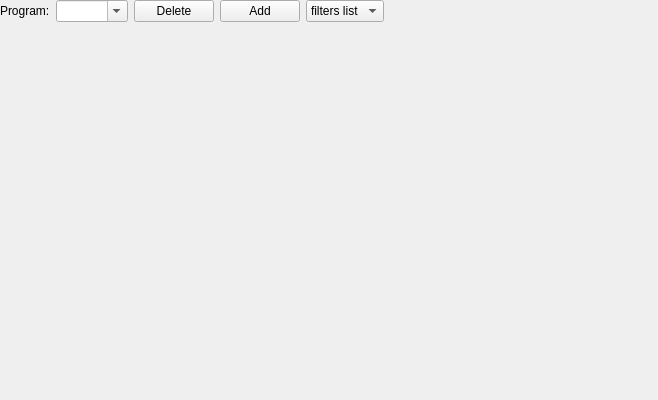
This is krita/plugins/paintops/dynamicbrush/DynamicProgramsEditor.ui in KDE/krita as Qt 5 draws it before an edit. The edited form follows.
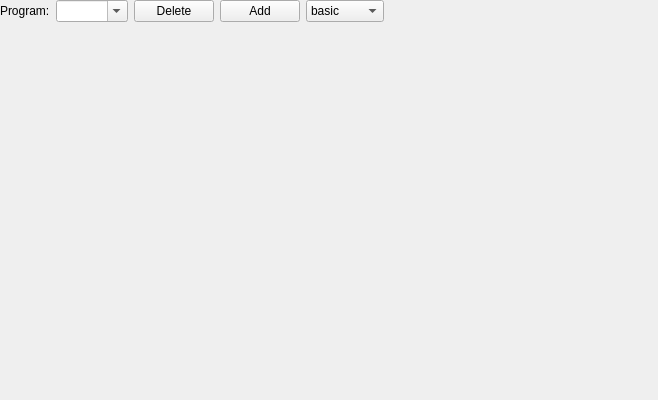
This is the edited form.

Commit message: make it possible to add new programs

```diff
--- a/krita/plugins/paintops/dynamicbrush/DynamicProgramsEditor.ui
+++ b/krita/plugins/paintops/dynamicbrush/DynamicProgramsEditor.ui
@@ -57,6 +57,11 @@
      </item>
      <item>
       <widget class="QComboBox" name="comboBoxProgramsType" >
+       <item>
+        <property name="text" >
+         <string>basic</string>
+        </property>
+       </item>
        <item>
         <property name="text" >
          <string>filters list</string>
```
Left out of the diff: 38 changed lines with no effect on the pictures. The commit also changes 2 other files.
